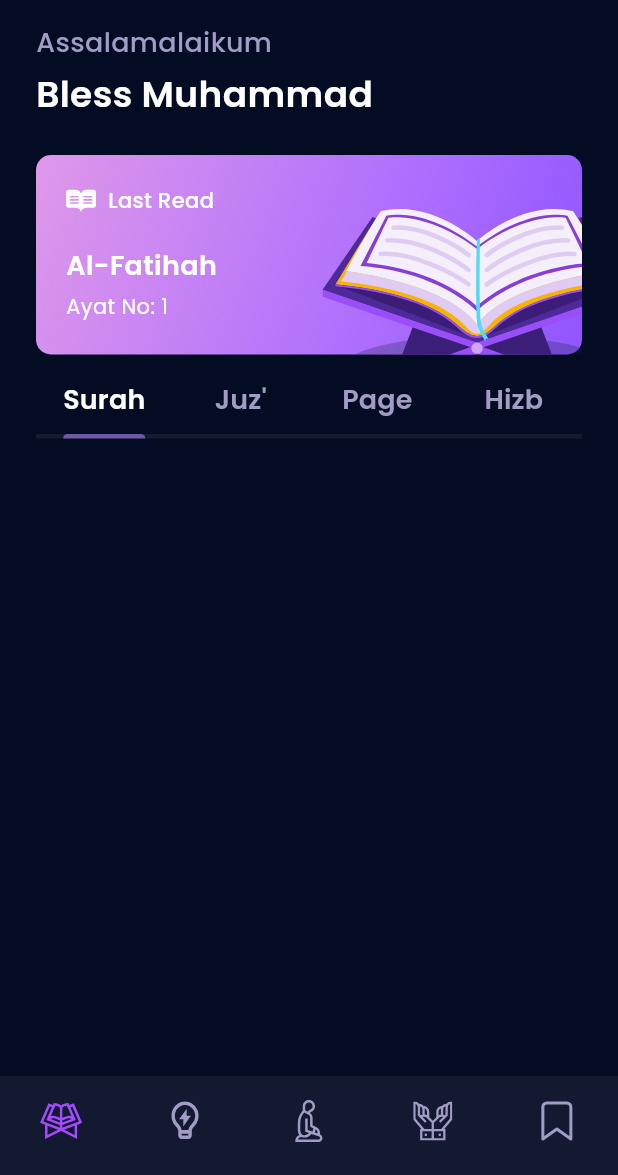
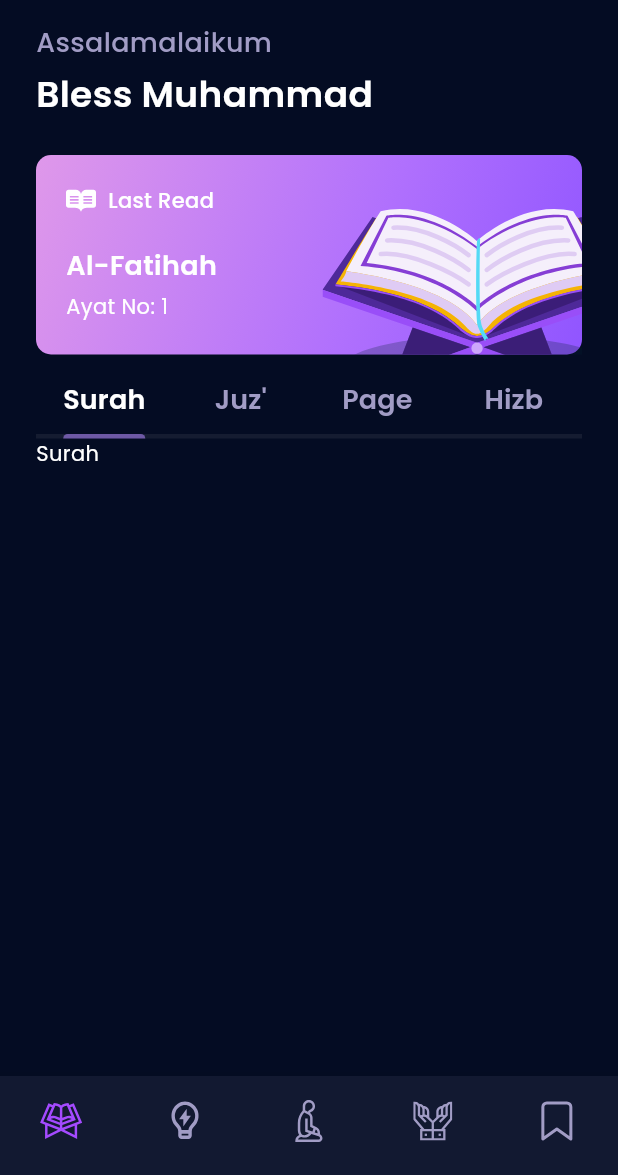
Before and after one commit to 0xAhmd/Muslim-Shield, a Flutter app: the HomeScreen screen opened directly, on a phone screen of 412 x 824 dp, the part 61-1236 px from its top. Run offline on Flutter 3.47's test engine with Material 3 defaults, Android fonts, the phone set to English and light mode, and no system bars; our stand-ins replace flutter_svg, google_fonts.

Commit message:
tabs setup

```diff
--- a/lib/home/home_screen.dart
+++ b/lib/home/home_screen.dart
@@ -1,4 +1,8 @@
 import 'package:azkar/constants.dart';
+import 'package:azkar/home/tabs/hizb_tab.dart';
+import 'package:azkar/home/tabs/juz_tab.dart';
+import 'package:azkar/home/tabs/page_tab.dart';
+import 'package:azkar/home/tabs/surah_tab.dart';
 import 'package:flutter/material.dart';
 import 'package:flutter_svg/svg.dart';
 import 'package:google_fonts/google_fonts.dart';
@@ -36,7 +40,9 @@ class HomeScreen extends StatelessWidget {
                   ),
                 ),
               ],
-              body: Container(),
+              body: TabBarView(
+                children: [SurahTab(), JuzTab(), PageTab(), HizbTab()],
+              ),
             ),
           ),
         ),
--- /dev/null
+++ b/lib/home/tabs/surah_tab.dart
@@ -0,0 +1,13 @@
+import 'package:flutter/material.dart';
+import 'package:google_fonts/google_fonts.dart';
+
+class SurahTab extends StatelessWidget {
+  const SurahTab({super.key});
+
+  @override
+  Widget build(BuildContext context) {
+    return Container(
+      child: Text("Surah", style: GoogleFonts.poppins(color: Colors.white)),
+    );
+  }
+}
```
Also changed, not shown: lib/home/tabs/hizb_tab.dart (added, +10 -0 lines), lib/home/tabs/juz_tab.dart (added, +10 -0 lines), lib/home/tabs/page_tab.dart (added, +10 -0 lines).
